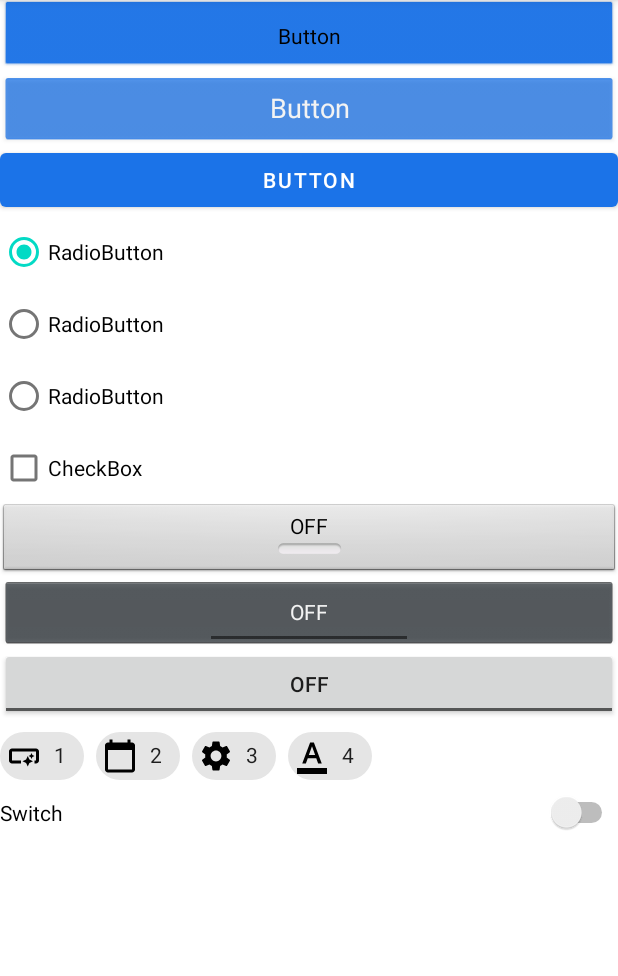
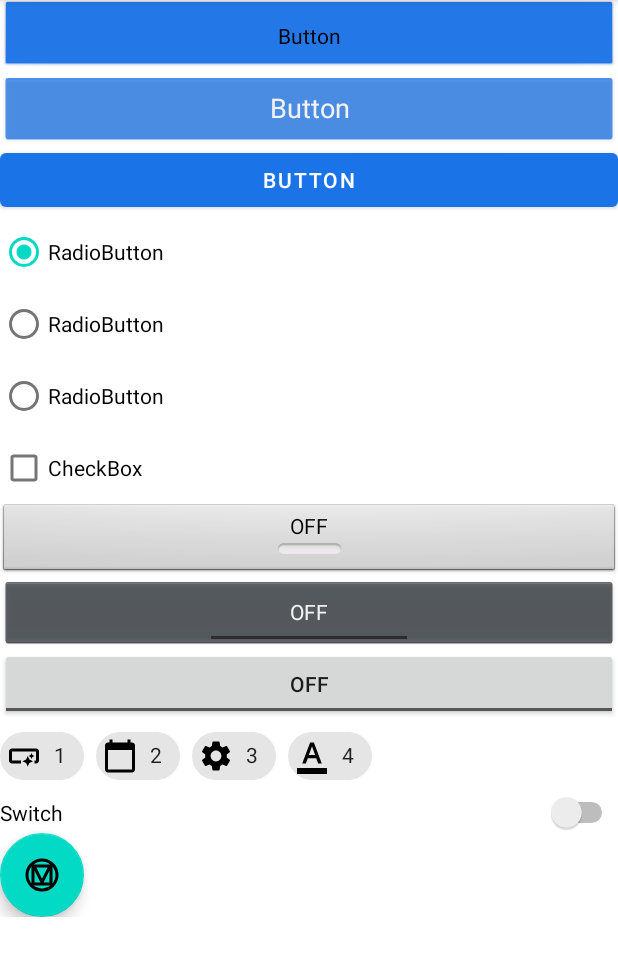
Before and after one commit to jpbandroid/ScratchTappy, an Android app: the fragment BlankFragment13 shown on its own in the app's theme, on a phone screen of 412 x 824 dp, the part 84-1060 px from its top. Run offline under Robolectric (Android 15) with nearby library versions, the phone set to English and light mode, and no system bars; Roboto replaces fonts that are not available here.

Commit message:
v6.1 FINAL BUILD!!!!! 🥳🥳🥳🥳🥳🥳🥳🥳🥳🥳🥳🥳🥳🥳

```diff
--- a/app/src/main/java/com/jpb/scratchtappy/whatsnew.kt
+++ b/app/src/main/java/com/jpb/scratchtappy/whatsnew.kt
@@ -9,6 +9,6 @@ class whatsnew : AppCompatActivity() {
         setContentView(R.layout.activity_whatsnew)
         val ab: androidx.appcompat.app.ActionBar? = supportActionBar
         ab?.setTitle("What's new")
-        ab?.setSubtitle("ScratchTappy-V6.1.0.2022.1.19")
+        ab?.setSubtitle("ScratchTappy-V6.1.0.2022.01.20")
     }
 }
--- a/app/src/main/res/layout/activity_settings.xml
+++ b/app/src/main/res/layout/activity_settings.xml
@@ -61,7 +61,7 @@
                             android:id="@+id/textView25"
                             android:layout_width="match_parent"
                             android:layout_height="wrap_content"
-                            android:text="RC" />
+                            android:text="Stable" />
 
                     </LinearLayout>
 
@@ -202,7 +202,7 @@
                             android:id="@+id/textView56"
                             android:layout_width="match_parent"
                             android:layout_height="wrap_content"
-                            android:text="6.1 RC (build 6100)" />
+                            android:text="6.1 Stable (build 6100)" />
 
                     </LinearLayout>
                 </LinearLayout>
@@ -249,7 +249,7 @@
                             android:id="@+id/textView103"
                             android:layout_width="match_parent"
                             android:layout_height="wrap_content"
-                            android:text="Wednesday 19 Jaunary 2022" />
+                            android:text="Wednesday 20 Jaunary 2022" />
 
                     </LinearLayout>
                 </LinearLayout>
--- a/app/src/main/res/layout/activity_updater.xml
+++ b/app/src/main/res/layout/activity_updater.xml
@@ -48,7 +48,5 @@
         android:text="Check for updates"
         android:textAllCaps="false"
         app:layout_constraintBottom_toBottomOf="parent"
-        app:layout_constraintStart_toStartOf="parent"
-        app:layout_constraintTop_toBottomOf="parent"
-        android:layout_gravity="bottom"/>
+        app:layout_constraintStart_toStartOf="parent" />
 </androidx.constraintlayout.widget.ConstraintLayout>
--- a/app/src/main/res/layout/fragment_blank13.xml
+++ b/app/src/main/res/layout/fragment_blank13.xml
@@ -134,6 +134,13 @@
                 android:layout_height="wrap_content"
                 android:text="Switch" />
 
+            <com.google.android.material.floatingactionbutton.FloatingActionButton
+                android:id="@+id/floatingActionButton17"
+                android:layout_width="match_parent"
+                android:layout_height="wrap_content"
+                android:clickable="true"
+                android:src="@drawable/ic_material_design" />
+
         </LinearLayout>
     </ScrollView>
 
--- a/app/src/main/res/values/strings.xml
+++ b/app/src/main/res/values/strings.xml
@@ -147,8 +147,8 @@
         "- C++ JNI\n"
         "   ● More JNI!!!\n"
         "- Buttons &amp; Widgets\n"
-        "   ● Adds a Switch to the Buttons fragment\n"
-        "   ● Adds a Search Bar to the Widgets fragment\n"
+        "   ● Adds a FAB to the Buttons fragment\n"
+        "   ● Adds an ImageView to the Widgets fragment\n"
         "Bug fixes and performance improvements\n"
         "- Library updates\n"
         "   ● AGP upgraded to version 7.0.4 (Backported from ST md3!)\n"
--- a/app/src/main/res/xml/root_preferences.xml
+++ b/app/src/main/res/xml/root_preferences.xml
@@ -62,7 +62,7 @@
             <PreferenceCategory
                 android:icon="@mipmap/ic_launcher44_round"
                 android:title="Tuesday 4 January 2022 at 17:00Sunday 9 January 2022 at 16:00"
-                app:title="Wednesday 19 January 2022" />
+                app:title="Wednesday 20 January 2022" />
         </PreferenceCategory>
     </PreferenceCategory>
 </PreferenceScreen>
--- a/app/src/main/res/xml/root_preferences2.xml
+++ b/app/src/main/res/xml/root_preferences2.xml
@@ -64,7 +64,7 @@
             android:dialogTitle="ST 6.0 changelog"
             android:entries="@array/abcd"
             android:entryValues="@array/abcd"
-            android:key="list_preference_5"
+            android:key="list_preference_6"
             android:summary="The changelog for ScratchTappy version 6.0"
             android:title="ScratchTappy 6.0"
             app:dialogMessage="@string/changelog6"
```
Also changed, not shown: app/src/main/res/layout/fragment_blank14.xml (+7 -0 lines).
